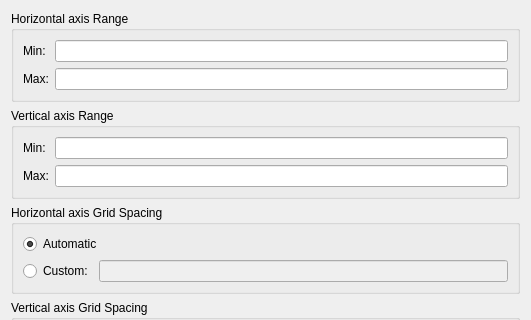
First picture: the form in kmplot/editcoords.ui, repository KDE/kmplot, before the edit; both pictures show x 0 to 531 and y 0 to 320 of the 531 by 470 pixel window.
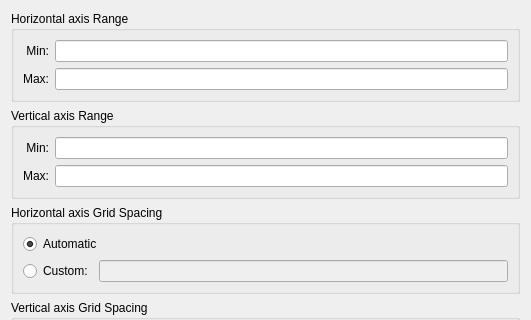
Second picture: the form after the edit. Custom widgets are drawn as their Qt base class.

Commit message: follow KDE HIG about labels: http://techbase.kde.org/Projects/Usability/HIG/Form_Label_Alignment

The edit to the form file:
```diff
--- a/kmplot/editcoords.ui
+++ b/kmplot/editcoords.ui
@@ -31,6 +31,9 @@
         <property name="text">
          <string>Max:</string>
         </property>
+        <property name="alignment">
+         <set>Qt::AlignRight|Qt::AlignTrailing|Qt::AlignVCenter</set>
+        </property>
         <property name="buddy">
          <cstring>kcfg_XMax</cstring>
         </property>
@@ -61,6 +64,9 @@
         <property name="text">
          <string>Min:</string>
         </property>
+        <property name="alignment">
+         <set>Qt::AlignRight|Qt::AlignTrailing|Qt::AlignVCenter</set>
+        </property>
         <property name="buddy">
          <cstring>kcfg_XMin</cstring>
         </property>
@@ -96,6 +102,9 @@
         <property name="text">
          <string>Min:</string>
         </property>
+        <property name="alignment">
+         <set>Qt::AlignRight|Qt::AlignTrailing|Qt::AlignVCenter</set>
+        </property>
         <property name="buddy">
          <cstring>kcfg_YMin</cstring>
         </property>
@@ -106,6 +115,9 @@
         <property name="text">
          <string>Max:</string>
         </property>
+        <property name="alignment">
+         <set>Qt::AlignRight|Qt::AlignTrailing|Qt::AlignVCenter</set>
+        </property>
         <property name="buddy">
          <cstring>kcfg_YMax</cstring>
         </property>
```
The commit also changes 10 other files.
